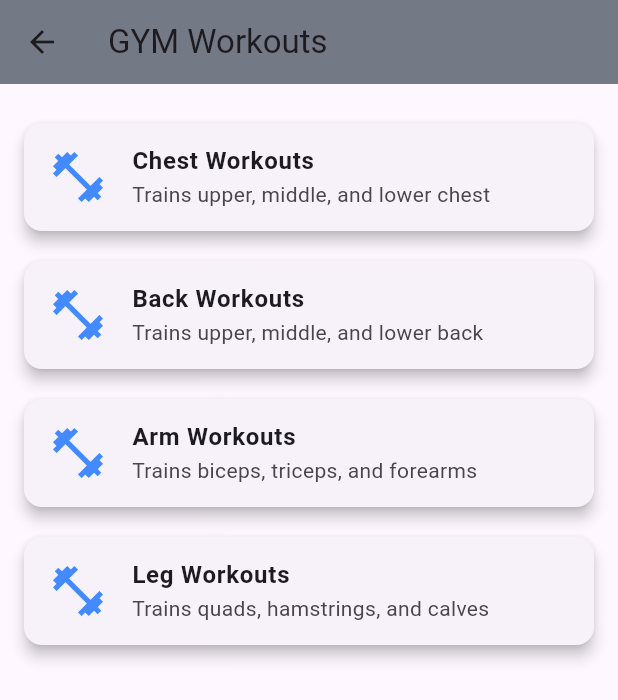
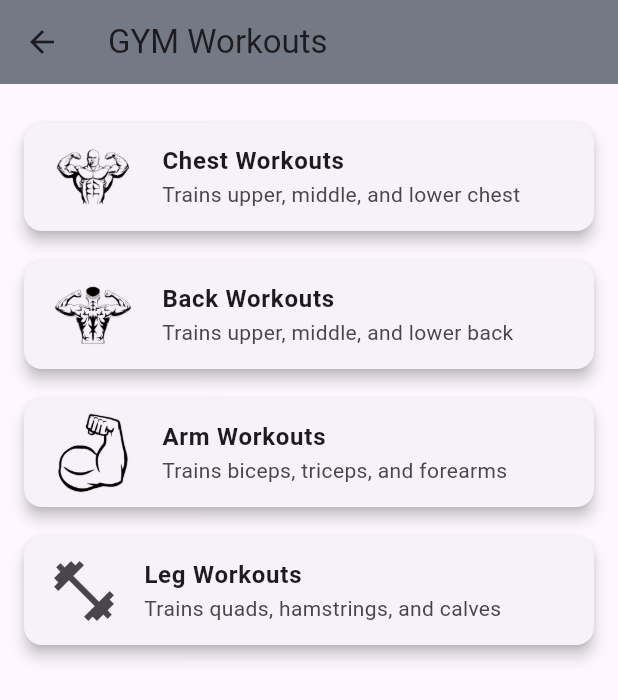
Before and after one commit to FelixJon17/UTS_MOBILEPROGRAMMING_KELOMPOK8, a Flutter app: the screen it shows after launch, after a tap on "GYM Workouts", on a phone screen of 412 x 824 dp. Shown: the top 700 px of the screen. Run offline on Flutter 3.47's test engine with Material 3 defaults, Android fonts, the phone set to English and light mode, and no system bars; our stand-ins replace shared_preferences.

Commit message:
ganti logo gym workouts

```diff
--- a/lib/screen/0.homescreen.dart
+++ b/lib/screen/0.homescreen.dart
@@ -70,7 +70,7 @@ class _HomeScreenState extends State<HomeScreen> {
               width: 24,
               height: 24,
             ),
-            label: 'Protein',
+            label: 'Fun Facts',
           ),
           BottomNavigationBarItem(
             icon: Image.asset(
--- a/lib/screen/2.gym_workouts.dart
+++ b/lib/screen/2.gym_workouts.dart
@@ -30,7 +30,11 @@ class GymWorkoutsScreenState extends State<GymWorkoutsScreen> {
         child: ListView(
           children: [
             HomeFeatureTile(
-              icon: Icons.fitness_center,
+              icon: Image.asset(
+                'assets/img/chest/chest.png',
+                width: 60,
+                height: 60,
+              ),
               title: 'Chest Workouts',
               description: 'Trains upper, middle, and lower chest',
               onTap: () {
@@ -44,7 +48,11 @@ class GymWorkoutsScreenState extends State<GymWorkoutsScreen> {
               },
             ),
             HomeFeatureTile(
-              icon: Icons.fitness_center,
+              icon: Image.asset(
+                'assets/img/back/back.png',
+                width: 60,
+                height: 60,
+              ),
               title: 'Back Workouts',
               description: 'Trains upper, middle, and lower back',
               onTap: () {
@@ -57,22 +65,12 @@ class GymWorkoutsScreenState extends State<GymWorkoutsScreen> {
                 );
               },
             ),
-            // HomeFeatureTile(
-            //   icon: Icons.fitness_center,
-            //   title: 'Shoulder Workouts',
-            //   description: 'Trains front, lateral, and rear delts',
-            //   onTap: () {
-            //     _onWorkoutSelected('Back');
-            //     Navigator.push(
-            //       context,
-            //       MaterialPageRoute(
-            //         builder: (context) => const ShoulderWorkoutsScreen(),
-            //       ),
-            //     );
-            //   },
-            // ),
             HomeFeatureTile(
-              icon: Icons.fitness_center,
+              icon: Image.asset(
+                'assets/img/arm/arm.png',
+                width: 60,
+                height: 60,
+              ),
               title: 'Arm Workouts',
               description: 'Trains biceps, triceps, and forearms',
               onTap: () {
@@ -80,7 +78,7 @@ class GymWorkoutsScreenState extends State<GymWorkoutsScreen> {
               },
             ),
             HomeFeatureTile(
-              icon: Icons.fitness_center,
+              icon: Icon(Icons.fitness_center, size: 48),
               title: 'Leg Workouts',
               description: 'Trains quads, hamstrings, and calves',
               onTap: () {
@@ -96,7 +94,7 @@ class GymWorkoutsScreenState extends State<GymWorkoutsScreen> {
 }
 
 class HomeFeatureTile extends StatelessWidget {
-  final IconData icon;
+  final Widget icon;
   final String title;
   final String description;
   final VoidCallback onTap;
@@ -115,7 +113,7 @@ class HomeFeatureTile extends StatelessWidget {
       elevation: 4,
       margin: const EdgeInsets.symmetric(vertical: 10),
       child: ListTile(
-        leading: Icon(icon, size: 40, color: Colors.blueAccent),
+        leading: icon,
         title: Text(
           title,
           style: const TextStyle(fontWeight: FontWeight.bold),
--- a/pubspec.yaml
+++ b/pubspec.yaml
@@ -87,6 +87,9 @@ flutter:
     - assets/img/protein.png
     - assets/img/bulb.png
     - assets/img/profile.png
+    - assets/img/chest/chest.png
+    - assets/img/back/back.png
+    - assets/img/arm/arm.png
 
 
   # An image asset can refer to one or more resolution-specific "variants", see
```
Also changed, not shown: assets/img/arm/arm.png (added), assets/img/back/back.png (added), assets/img/chest/chest.png (added).
